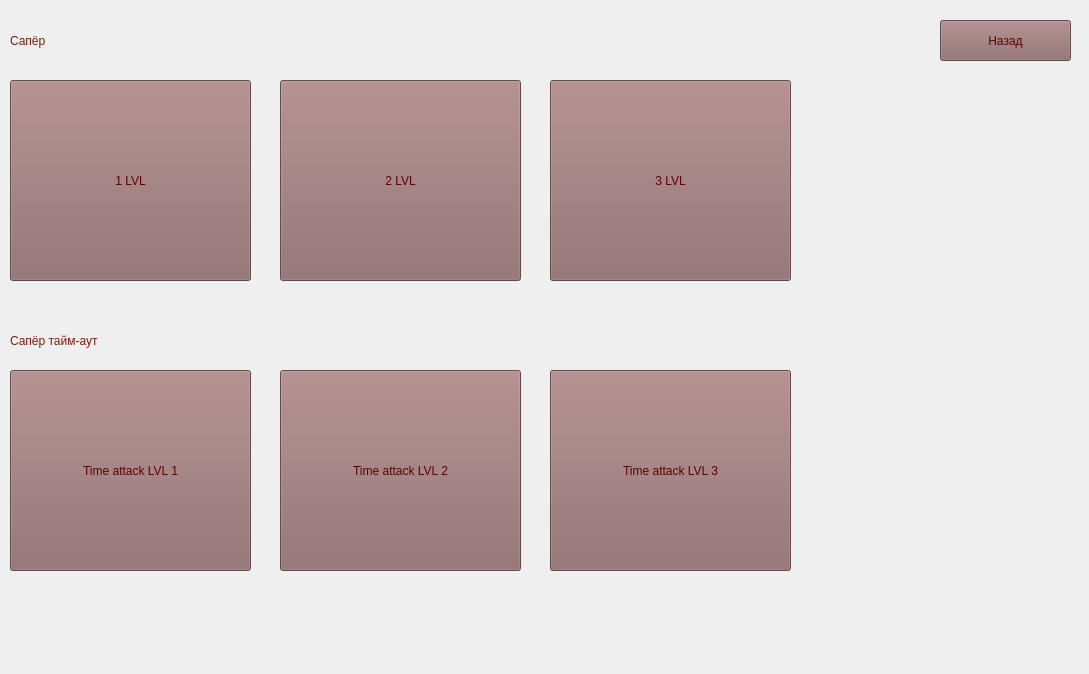
The window that QT_files/untitled_lvl.ui (Anechka456/GameSaper) describes before a commit, drawn with Qt 5.
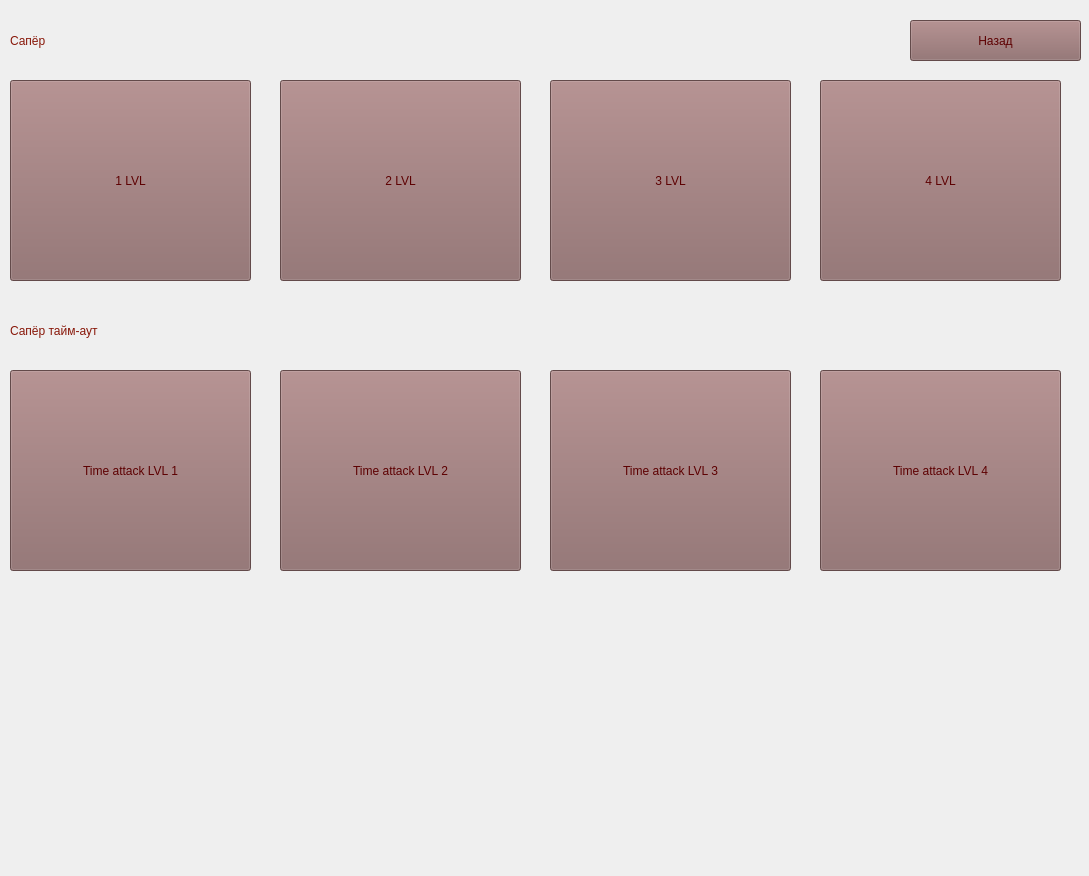
The same window after the commit.

The edit to the form file:
```diff
--- a/QT_files/untitled_lvl.ui
+++ b/QT_files/untitled_lvl.ui
@@ -7,7 +7,7 @@
     <x>0</x>
     <y>0</y>
     <width>1089</width>
-    <height>674</height>
+    <height>876</height>
    </rect>
   </property>
   <property name="windowTitle">
@@ -17,7 +17,7 @@
    <property name="geometry">
     <rect>
      <x>10</x>
-     <y>320</y>
+     <y>310</y>
      <width>271</width>
      <height>41</height>
     </rect>
@@ -164,9 +164,9 @@
   <widget class="QPushButton" name="exit">
    <property name="geometry">
     <rect>
-     <x>940</x>
+     <x>910</x>
      <y>20</y>
-     <width>131</width>
+     <width>171</width>
      <height>41</height>
     </rect>
    </property>
@@ -179,6 +179,42 @@
     <string>Назад</string>
    </property>
   </widget>
+  <widget class="QPushButton" name="lvl4">
+   <property name="geometry">
+    <rect>
+     <x>820</x>
+     <y>80</y>
+     <width>241</width>
+     <height>201</height>
+    </rect>
+   </property>
+   <property name="styleSheet">
+    <string notr="true">color: rgb(93, 0, 1);
+font: 16pt &quot;MS Shell Dlg 2&quot;;
+background-color: rgb(139, 103, 103);</string>
+   </property>
+   <property name="text">
+    <string>4 LVL</string>
+   </property>
+  </widget>
+  <widget class="QPushButton" name="time_lvl4">
+   <property name="geometry">
+    <rect>
+     <x>820</x>
+     <y>370</y>
+     <width>241</width>
+     <height>201</height>
+    </rect>
+   </property>
+   <property name="styleSheet">
+    <string notr="true">color: rgb(93, 0, 1);
+font: 16pt &quot;MS Shell Dlg 2&quot;;
+background-color: rgb(139, 103, 103);</string>
+   </property>
+   <property name="text">
+    <string>Time attack LVL 4</string>
+   </property>
+  </widget>
  </widget>
  <resources/>
  <connections/>
```
